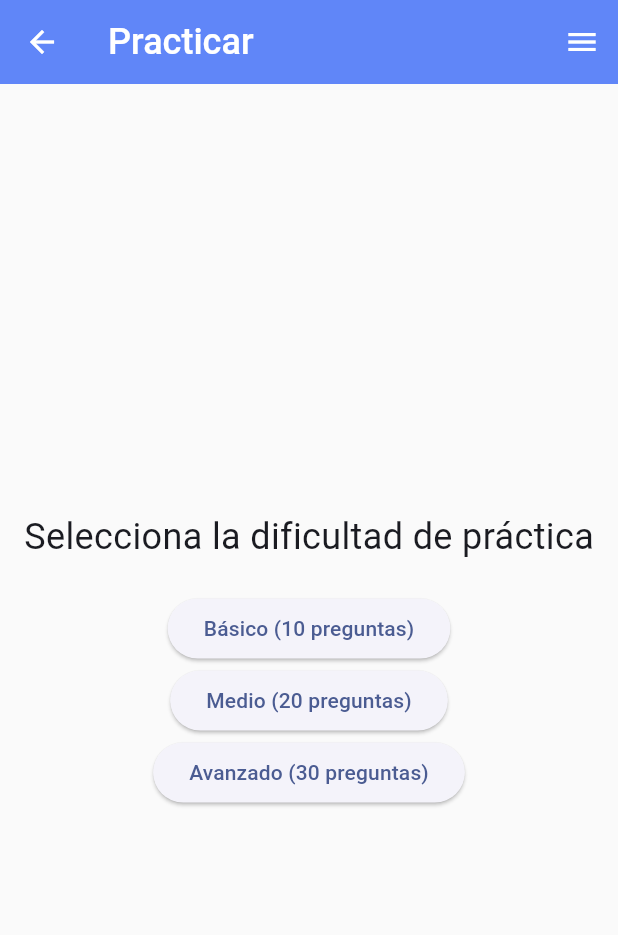
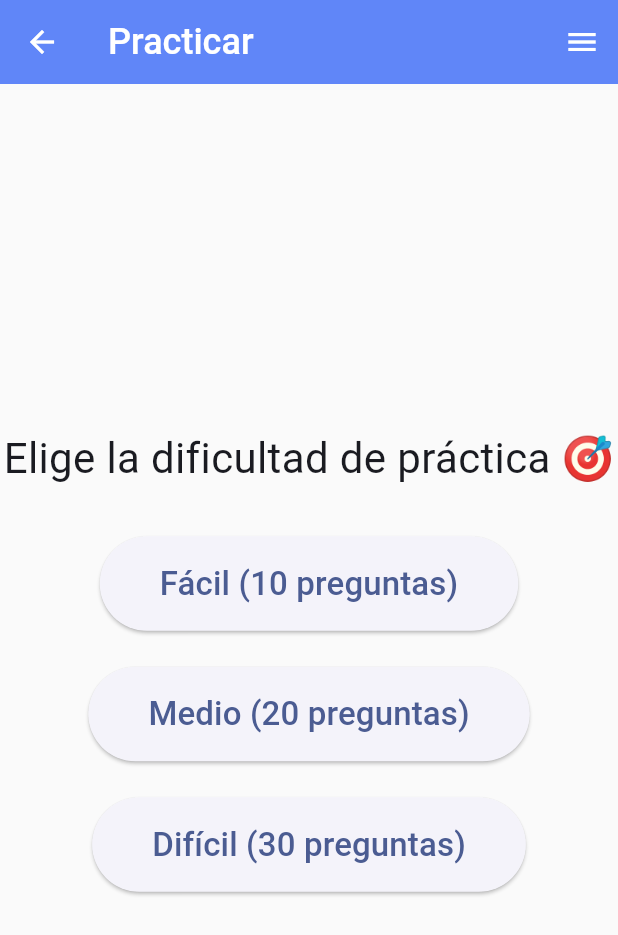
Before and after one commit to amenes12/ensenarte-app, a Flutter app: the PracticeScreen screen opened by its route, on a phone screen of 412 x 824 dp. Shown: the top 935 px of the screen. Run offline on Flutter 3.47's test engine with Material 3 defaults, Android fonts, the phone set to English and light mode, and no system bars; our stand-ins replace camera, cloud_firestore, firebase_auth, firebase_core, firebase_storage, google_sign_in and 1 more; missing offline and left inert: tflite_flutter; accounts and stored records are empty; network calls fail.

```diff
--- a/lib/widgets/quiz_widget.dart
+++ b/lib/widgets/quiz_widget.dart
@@ -64,18 +64,8 @@ class _QuizWidgetState extends State<QuizWidget> {
     if (currentQuiz.correctAnswer == selectedAnswer) {
       answerStatus = AnswerStatus.correct;
       score++;
-      ScaffoldMessenger.of(context).showSnackBar(
-        const SnackBar(
-          content: Text('¡Correcto!'),
-          duration: Duration(seconds: 1),
-        ),
-      );
     } else {
       answerStatus = AnswerStatus.incorrect;
-      ScaffoldMessenger.of(context).showSnackBar(const SnackBar(
-        content: Text('¡Incorrecto!'),
-        duration: Duration(seconds: 1),
-      ));
     }
 
     setState(() {
@@ -111,33 +101,51 @@ class _QuizWidgetState extends State<QuizWidget> {
         .get();
 
     String currentLevelString = userDoc['currentLevel'] ?? "none";
-
+    int currentMaxScore = userDoc['maxScore'] ?? 0;
     // Convert string level to UserLevel enum
     currentUserLevel = UserLevel.values.firstWhere(
-      (level) => level.displayName == currentLevelString,
+      (level) => level.name == currentLevelString,
       orElse: () => UserLevel.none, // Default to 'none' if not found
     );
 
-    if (score == totalQuizzes) {
+    if (score == totalQuizzes &&
+        (selectedDifficulty!.index + 1) > currentUserLevel.index) {
       // User finished with a perfect score
       message = '¡Felicidades! Has ganado una medalla:';
 
       // Update user badge in Firebase if the new level is higher
-      if (currentUserLevel.index <
-              (Difficulty.values.indexOf(selectedDifficulty!) + 1) &&
-          currentUserLevel != UserLevel.advanced) {
+      await FirebaseFirestore.instance
+          .collection("users")
+          .doc(FirebaseAuth.instance.currentUser!.uid)
+          .update({
+        "currentLevel": UserLevel.values[selectedDifficulty!.index + 1].name,
+      });
+
+      medalAsset = UserLevel.values[selectedDifficulty!.index + 1].asset;
+
+      if (currentMaxScore < score) {
         await FirebaseFirestore.instance
             .collection("users")
             .doc(FirebaseAuth.instance.currentUser!.uid)
             .update({
-          "currentLevel": UserLevel.values[selectedDifficulty!.index + 1].name,
+          "maxScore": score,
         });
-
-        medalAsset = UserLevel.values[selectedDifficulty!.index + 1].asset;
       }
     } else {
       // User didn't get a perfect score
-      message = 'Tu puntuación fue: $score. ¡Sigue intentándolo!';
+      message = 'Obtuviste $score puntos. ¡Sigue practicando! 💪🏻';
+
+      if (currentMaxScore < score) {
+        // Update max score if the new score is higher
+        await FirebaseFirestore.instance
+            .collection("users")
+            .doc(FirebaseAuth.instance.currentUser!.uid)
+            .update({
+          "maxScore": score,
+        });
+
+        message = '¡Obtuviste un nuevo mejor puntaje: $score puntos! 📈';
+      }
     }
 
     // Show the dialog
@@ -145,13 +153,16 @@ class _QuizWidgetState extends State<QuizWidget> {
       context: context,
       builder: (BuildContext context) {
         return AlertDialog(
-          title: const Text('Resultado de la práctica'),
+          title: const Text('¿Cómo te fue en la práctica? 🤓'),
           content: Column(
             mainAxisSize: MainAxisSize.min,
             children: [
               Text(message),
               if (medalAsset != null) // Show the medal asset if applicable
-                Image.network(medalAsset),
+                Padding(
+                  padding: const EdgeInsets.symmetric(vertical: 12.0),
+                  child: Image.network(medalAsset),
+                ),
             ],
           ),
           actions: [
@@ -185,23 +196,45 @@ class _QuizWidgetState extends State<QuizWidget> {
       return Center(
         child: Column(
           mainAxisAlignment: MainAxisAlignment.center,
+          crossAxisAlignment: CrossAxisAlignment.center,
           children: [
             const Text(
-              'Selecciona la dificultad de práctica',
-              style: TextStyle(fontSize: 24, fontWeight: FontWeight.w400),
+              'Elige la dificultad de práctica 🎯',
+              style: TextStyle(fontSize: 28, fontWeight: FontWeight.w400),
+              textAlign: TextAlign.center,
             ),
-            const SizedBox(height: 20),
+            const SizedBox(height: 32),
             ElevatedButton(
               onPressed: () => selectDifficulty(Difficulty.easy),
-              child: const Text('Básico (10 preguntas)'),
+              child: const Padding(
+                padding: EdgeInsets.all(16.0),
+                child: Text(
+                  'Fácil (10 preguntas)',
+                  style: TextStyle(fontSize: 22.0),
+                ),
+              ),
             ),
+            const SizedBox(height: 24),
             ElevatedButton(
               onPressed: () => selectDifficulty(Difficulty.medium),
-              child: const Text('Medio (20 preguntas)'),
+              child: const Padding(
+                padding: EdgeInsets.all(16.0),
+                child: Text(
+                  'Medio (20 preguntas)',
+                  style: TextStyle(fontSize: 22.0),
+                ),
+              ),
             ),
+            const SizedBox(height: 24),
             ElevatedButton(
               onPressed: () => selectDifficulty(Difficulty.hard),
-              child: const Text('Avanzado (30 preguntas)'),
+              child: const Padding(
+                padding: EdgeInsets.all(16.0),
+                child: Text(
+                  'Difícil (30 preguntas)',
+                  style: TextStyle(fontSize: 22.0),
+                ),
+              ),
             ),
           ],
         ),
```
